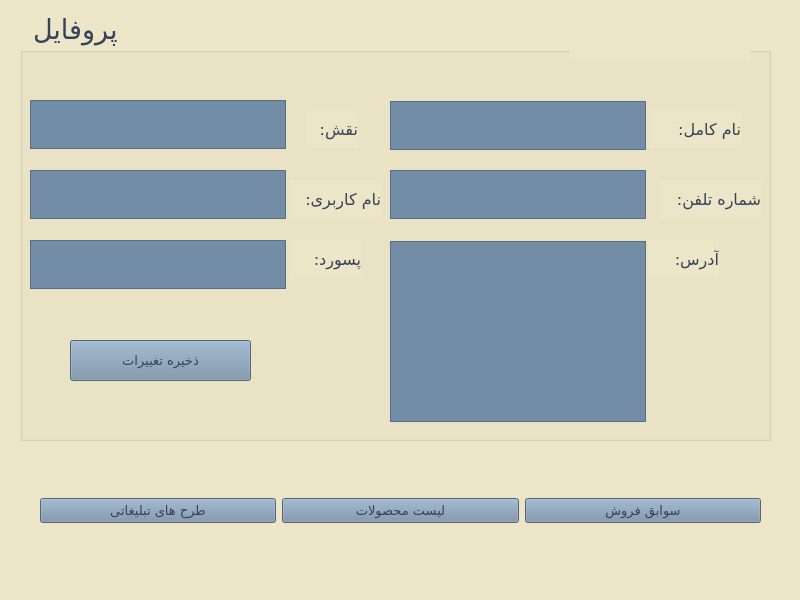
The window that Project_Ap/customerprof.ui (AP-projects-4001/metagoofill) describes before a commit, drawn with Qt 5.
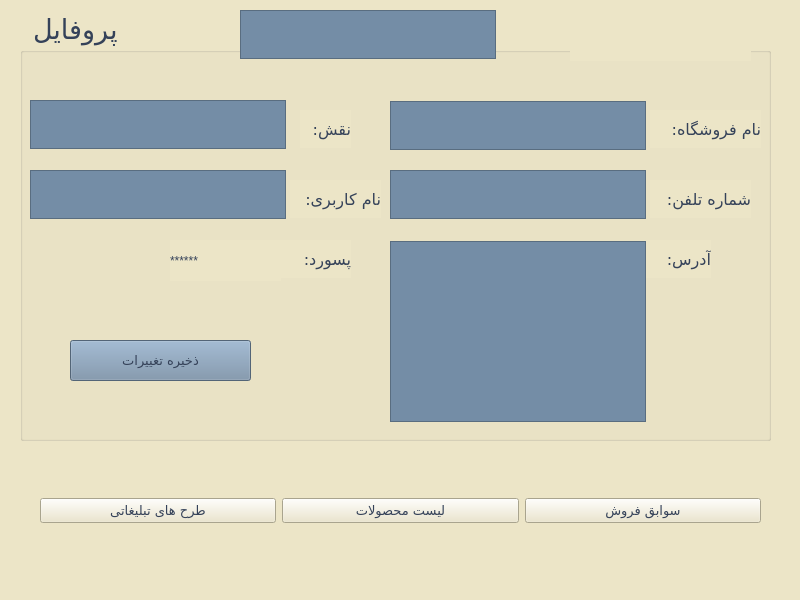
The same window after the commit.

Patch:
```diff
--- a/Project_Ap/customerprof.ui
+++ b/Project_Ap/customerprof.ui
@@ -37,7 +37,7 @@
        </property>
        <property name="styleSheet">
         <string notr="true">color: rgb(53, 66, 89);
-background-color: rgb(116, 141, 166);</string>
+</string>
        </property>
        <property name="text">
         <string>طرح های تبلیغاتی</string>
@@ -53,7 +53,7 @@
         </font>
        </property>
        <property name="styleSheet">
-        <string notr="true">background-color: rgb(116, 141, 166);
+        <string notr="true">
 color: rgb(53, 66, 89);</string>
        </property>
        <property name="text">
@@ -70,7 +70,7 @@
         </font>
        </property>
        <property name="styleSheet">
-        <string notr="true">background-color: rgb(116, 141, 166);
+        <string notr="true">
 color: rgb(53, 66, 89);</string>
        </property>
        <property name="text">
@@ -116,7 +116,7 @@
       <rect>
        <x>630</x>
        <y>100</y>
-       <width>91</width>
+       <width>111</width>
        <height>38</height>
       </rect>
      </property>
@@ -130,13 +130,13 @@
       <string notr="true">color: rgb(53, 66, 89);</string>
      </property>
      <property name="text">
-      <string>نام کامل:</string>
+      <string>نام فروشگاه:</string>
      </property>
     </widget>
     <widget class="QLabel" name="label_3">
      <property name="geometry">
       <rect>
-       <x>640</x>
+       <x>630</x>
        <y>170</y>
        <width>101</width>
        <height>38</height>
@@ -158,7 +158,7 @@
     <widget class="QLabel" name="label_4">
      <property name="geometry">
       <rect>
-       <x>628</x>
+       <x>620</x>
        <y>230</y>
        <width>71</width>
        <height>38</height>
@@ -180,7 +180,7 @@
     <widget class="QLabel" name="label_5">
      <property name="geometry">
       <rect>
-       <x>287</x>
+       <x>280</x>
        <y>100</y>
        <width>51</width>
        <height>38</height>
@@ -224,7 +224,7 @@
     <widget class="QLabel" name="label_7">
      <property name="geometry">
       <rect>
-       <x>270</x>
+       <x>260</x>
        <y>230</y>
        <width>71</width>
        <height>38</height>
@@ -404,8 +404,8 @@
     <widget class="QPlainTextEdit" name="plainTextEdit_3">
      <property name="geometry">
       <rect>
-       <x>10</x>
-       <y>230</y>
+       <x>220</x>
+       <y>0</y>
        <width>256</width>
        <height>49</height>
       </rect>
@@ -423,6 +423,22 @@
 font: 12pt &quot;Lalezar&quot;;</string>
      </property>
     </widget>
+    <widget class="QLabel" name="label_2">
+     <property name="geometry">
+      <rect>
+       <x>150</x>
+       <y>230</y>
+       <width>111</width>
+       <height>41</height>
+      </rect>
+     </property>
+     <property name="styleSheet">
+      <string notr="true">font: 11pt &quot;Lalezar&quot;;</string>
+     </property>
+     <property name="text">
+      <string>******</string>
+     </property>
+    </widget>
    </widget>
   </widget>
   <widget class="QStatusBar" name="statusbar"/>
```
